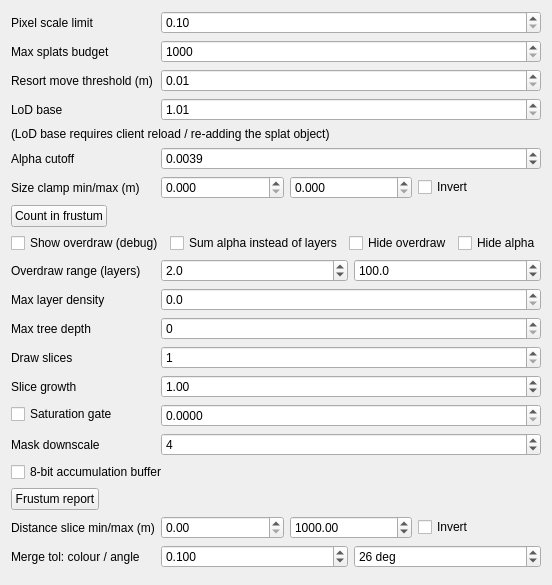
The window that gui_client/GaussianSplatSettingsWidget.ui (russiaman/substrata_robo) describes before a commit, drawn with Qt 5.
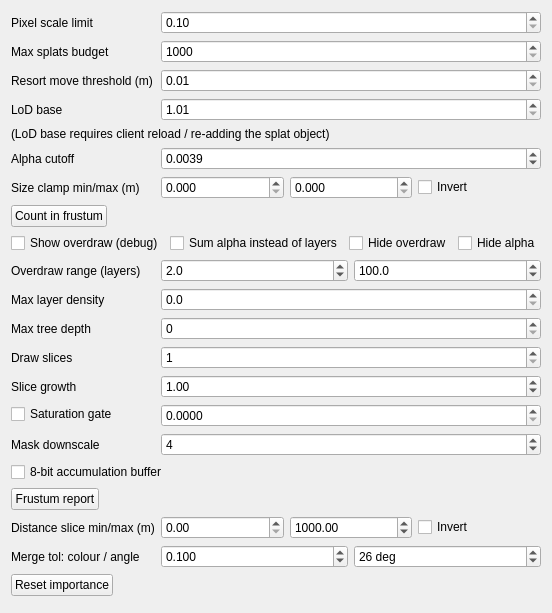
The same window after the commit.

Commit message:
gaussian splats: "Reset importance" button beside the frustum report
The report now accumulates per-splat importance across runs, so that "which
splats earn nothing from anywhere I have stood" can be asked of several
viewpoints - see GaussianSplatRenderer::resetImportanceAccumulator().  That
record is only meaningful over viewpoints chosen deliberately, so it needs a way
to be cleared before starting a tour, and after any report taken from somewhere
that was not meant to count.

Patch:
```diff
--- a/gui_client/GaussianSplatSettingsWidget.ui
+++ b/gui_client/GaussianSplatSettingsWidget.ui
@@ -726,7 +726,24 @@
      </layout>
     </widget>
    </item>
-   <item row="20" column="0" colspan="2">
+   <item row="20" column="0">
+    <widget class="QPushButton" name="resetImportancePushButton">
+     <property name="text">
+      <string>Reset importance</string>
+     </property>
+     <property name="toolTip">
+      <string>Forgets the per-splat importance the frustum report has been accumulating, so the next report starts a fresh set of viewpoints. Every report press folds its viewpoint into a running record, which is what lets it say how much of the cloud earns nothing from any of the places you have stood - the single-camera figure cannot, since a splat hidden from here may be the front layer from there. Press this before starting a deliberate tour, and after any report taken from a viewpoint you did not mean to include.</string>
+     </property>
+    </widget>
+   </item>
+   <item row="20" column="1">
+    <widget class="QLabel" name="resetImportanceResultLabel">
+     <property name="text">
+      <string></string>
+     </property>
+    </widget>
+   </item>
+   <item row="21" column="0" colspan="2">
     <spacer name="verticalSpacer">
      <property name="orientation">
       <enum>Qt::Vertical</enum>
```
The commit also changes 4 other files.
